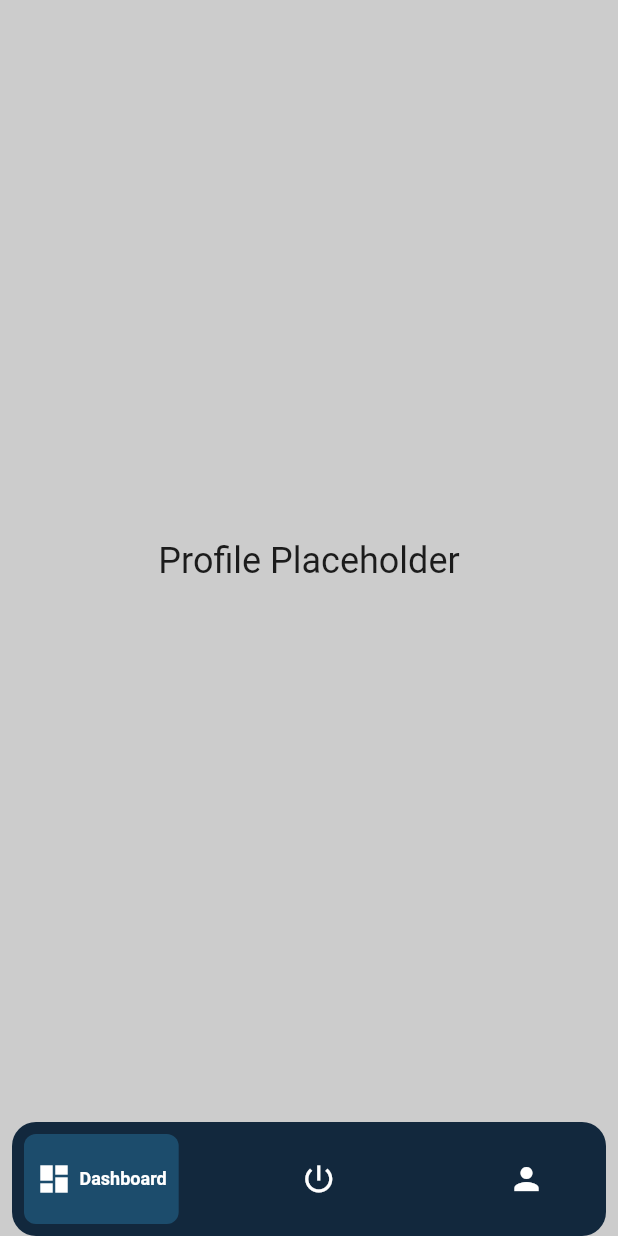
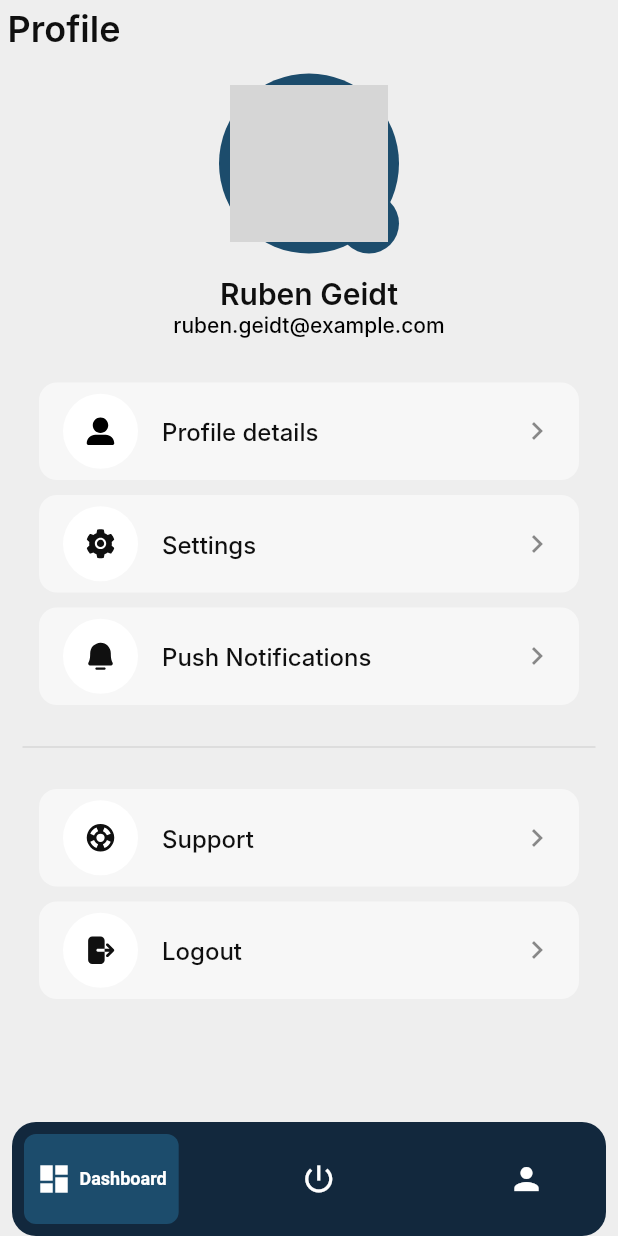
Before and after one commit to laugramaglia/flutter-challenge, a Flutter app: the screen it shows after launch, swiped to page 3, on a phone screen of 412 x 824 dp. Run offline on Flutter 3.47's test engine with Material 2 defaults, Android fonts, the phone set to English and light mode, and no system bars; our stand-ins replace dio, flutter_svg; network calls fail; Roboto replaces fonts that are missing (Inter); grey boxes are pictures that could not be loaded.

Commit message:
Add Profile Screen

```diff
--- a/lib/config/theme/app_theme.dart
+++ b/lib/config/theme/app_theme.dart
@@ -20,6 +20,30 @@ class AppTheme {
             fontWeight: FontWeight.w200,
             fontSize: 12.0,
           ),
+          displayMedium: const TextStyle(
+            color: Color(0xFF0F0F0F),
+            fontSize: 16,
+            fontFamily: 'Inter',
+            fontWeight: FontWeight.w500,
+          ),
+          displaySmall: const TextStyle(
+            color: Colors.black,
+            fontSize: 14,
+            fontFamily: 'Inter',
+            fontWeight: FontWeight.w500,
+          ),
+          displayLarge: const TextStyle(
+            color: Color(0xFF0F0F0F),
+            fontSize: 24,
+            fontFamily: 'Inter',
+            fontWeight: FontWeight.w600,
+          ),
+          titleLarge: const TextStyle(
+            color: Color(0xFF0F0F0F),
+            fontSize: 20,
+            fontFamily: 'Inter',
+            fontWeight: FontWeight.w600,
+          ),
         );
 
     ColorScheme colorScheme = ColorScheme(
@@ -38,8 +62,7 @@ class AppTheme {
     );
 
     /// Now that we have ColorScheme and TextTheme, we can create the ThemeData
-    var t = ThemeData.from(textTheme: txtTheme, colorScheme: colorScheme)
-        .copyWith(useMaterial3: true);
+    var t = ThemeData.from(textTheme: txtTheme, colorScheme: colorScheme);
 
     /// Return the themeData which MaterialApp can now use
     return t;
--- /dev/null
+++ b/lib/features/domain/entities/user.dart
@@ -0,0 +1,8 @@
+class User {
+  final int? id;
+  final String? name;
+  final String? email;
+  final String? pictureUrl;
+
+  User({this.id, this.name, this.email, this.pictureUrl});
+}
--- a/lib/features/presentation/ui/pages/profile_page.dart
+++ b/lib/features/presentation/ui/pages/profile_page.dart
@@ -1,14 +1,139 @@
 import 'package:flutter/material.dart';
+import 'package:flutter_svg/flutter_svg.dart';
+
+import 'package:flutter_challange/config/theme/constants/colors.dart';
+import 'package:flutter_challange/features/presentation/ui/widgets/profile_picture.dart';
+
+import '../../../domain/entities/user.dart';
 
 class ProfileView extends StatelessWidget {
-  const ProfileView({super.key});
+  final User? user;
+  ProfileView({User? givenUser, super.key})
+      : user = givenUser ??
+      // TODO Clean this after linking with BE
+            User(
+              name: 'Ruben Geidt',
+              email: 'ruben.geidt@example.com',
+              pictureUrl:
+                  'https://thumbs.dreamstime.com/b/portrait-smiling-red-haired-millennial-men-looking-camera-sitting-cafe-coffeeshop-happy-young-male-glasses-posing-133039122.jpg',
+            );
+
   @override
   Widget build(BuildContext context) {
-    return const Center(
-      child: Text(
-        'Profile Placeholder',
-        style: TextStyle(fontSize: 24),
+    final buildProfilePicture = Center(
+      child: Stack(
+        children: [
+          ProfilePicture(url: user?.pictureUrl),
+          const Positioned(
+            bottom: 0,
+            right: 0,
+            child: CircleAvatar(
+              backgroundColor: kPrimaryLight,
+              child: Icon(Icons.edit, size: 18, color: kWhiteKColor),
+            ),
+          ),
+        ],
+      ),
+    );
+    return SingleChildScrollView(
+      child: Padding(
+        padding: const EdgeInsets.all(5),
+        child: Column(
+          children: [
+            Padding(
+              padding: const EdgeInsets.only(bottom: 15),
+              child: Align(alignment: Alignment.centerLeft, child: Text('Profile', style: Theme.of(context).textTheme.displayLarge)),
+            ),
+            Padding(
+              padding: const EdgeInsets.only(bottom: 15),
+              child: buildProfilePicture,
+            ),
+            Text(user?.name ?? 'Not Defined', style: Theme.of(context).textTheme.titleLarge),
+            Text(user?.email ?? 'Not Defined', style: Theme.of(context).textTheme.displaySmall),
+            const SizedBox(height: 30),
+            ...List.generate(
+              ProfileOptions.values.length,
+              (index) {
+                return index == 3
+                    ? Column(
+                        children: [
+                          Padding(
+                            padding: const EdgeInsets.symmetric(horizontal: 10).copyWith(top: 10, bottom: 20),
+                            child: const Divider(color: kDactivateColor),
+                          ),
+                          _ProfileListTile(onTap: () => _manageAction(ProfileOptions.values[index]), index: index),
+                        ],
+                      )
+                    : _ProfileListTile(onTap: () => _manageAction(ProfileOptions.values[index]), index: index);
+              },
+            ),
+          ],
+        ),
+      ),
+    );
+  }
+
+  void _manageAction(ProfileOptions value) {
+    // TODO Add Action
+    switch (value) {
+      case ProfileOptions.details:
+        break;
+      case ProfileOptions.settings:
+        break;
+      case ProfileOptions.notification:
+        break;
+      case ProfileOptions.support:
+        break;
+      case ProfileOptions.logout:
+        break;
+      default:
+    }
+  }
+}
+
+class _ProfileListTile extends StatelessWidget {
+  final int index;
+  final void Function() onTap;
+  const _ProfileListTile({required this.onTap, required this.index});
+
+  @override
+  Widget build(BuildContext context) {
+    return Container(
+      width: 360,
+      height: 65,
+      margin: const EdgeInsets.only(bottom: 10),
+      padding: const EdgeInsets.symmetric(horizontal: 16),
+      decoration: ShapeDecoration(
+        color: const Color(0xFFF7F7F7),
+        shape: RoundedRectangleBorder(borderRadius: BorderRadius.circular(12)),
+      ),
+      child: Center(
+        child: ListTile(
+          onTap: onTap,
+          contentPadding: EdgeInsets.zero,
+          horizontalTitleGap: 16,
+          title: Text(ProfileOptions.values[index].value, style: Theme.of(context).textTheme.displayMedium),
+          leading: CircleAvatar(
+            radius: 25,
+            backgroundColor: kWhiteKColor,
+            child: SvgPicture.asset(ProfileOptions.values[index].icon, width: 22),
+          ),
+          trailing: const Icon(Icons.chevron_right, size: 24),
+        ),
       ),
     );
   }
 }
+
+enum ProfileOptions {
+  details('Profile details', 'assets/icons/user_icon.svg'),
+  settings('Settings', 'assets/icons/settings_icon.svg'),
+  notification('Push Notifications', 'assets/icons/bell_icon.svg'),
+  support('Support', 'assets/icons/support_icon.svg'),
+  logout('Logout', 'assets/icons/logout_icon.svg');
+
+  final String value;
+  final String icon;
+
+  const ProfileOptions(this.value, this.icon);
+}
--- a/lib/features/presentation/ui/widgets/custom_scaffold.dart
+++ b/lib/features/presentation/ui/widgets/custom_scaffold.dart
@@ -1,4 +1,5 @@
 import 'package:flutter/material.dart';
+import 'package:flutter_challange/config/theme/constants/colors.dart';
 import 'package:flutter_challange/features/presentation/ui/pages/profile_page.dart';
 import 'package:flutter_challange/features/presentation/ui/pages/rooms_view.dart';
 import 'package:flutter_challange/features/presentation/ui/pages/single_room.dart';
@@ -41,10 +42,11 @@ class _CustomScaffoldState extends State<CustomScaffold> {
         active: currentIndex == 2,
         icon: Icons.person,
         label: 'Profile',
-        page: const ProfileView(),
+        page: ProfileView(),
       ),
     ];
     return Scaffold(
+      backgroundColor: kSreenBgKColor,
       body: SafeArea(
         child: PageView(
           physics: const NeverScrollableScrollPhysics(),
@@ -58,9 +60,7 @@ class _CustomScaffoldState extends State<CustomScaffold> {
         onTap: (int index) {
           setState(() {
             currentIndex = index;
-            _pageController.animateToPage(currentIndex,
-                duration: const Duration(milliseconds: 150),
-                curve: Curves.easeIn);
+            _pageController.animateToPage(currentIndex, duration: const Duration(milliseconds: 150), curve: Curves.easeIn);
           });
         },
       ),
--- /dev/null
+++ b/lib/features/presentation/ui/widgets/profile_picture.dart
@@ -0,0 +1,29 @@
+import 'package:flutter/material.dart';
+import 'package:flutter_challange/config/theme/constants/colors.dart';
+
+class ProfilePicture extends StatelessWidget {
+  final String? url;
+
+  const ProfilePicture({this.url, super.key});
+
+  @override
+  Widget build(BuildContext context) {
+    return url != null && url != ''
+        ? CircleAvatar(
+            radius: 60,
+            backgroundColor: kPrimaryLight,
+            child: ClipRRect(
+              borderRadius: BorderRadius.circular(50),
+              child: Image.network(url!, fit: BoxFit.cover, width: 105, height: 105),
+            ),
+          )
+        : CircleAvatar(
+            radius: 60,
+            backgroundColor: kPrimaryLight,
+            child: ClipRRect(
+              borderRadius: BorderRadius.circular(50),
+              child: Image.network('https://via.placeholder.com/110x110', fit: BoxFit.cover, width: 105, height: 105),
+            ),
+          );
+  }
+}
```
Also changed, not shown: pubspec.yaml (+4 -4 lines), assets/icons/bell_icon.svg (added), assets/icons/logout_icon.svg (added), assets/icons/settings_icon.svg (added), assets/icons/support_icon.svg (added), assets/icons/user_icon.svg (added), pubspec.lock (deleted), 1 other file.
